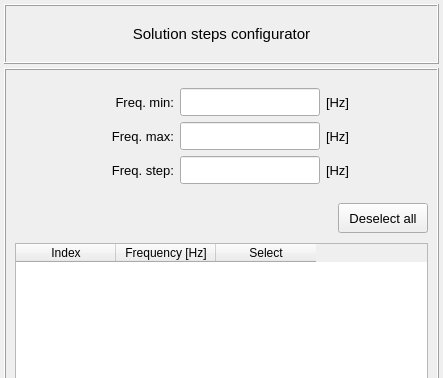
Before: the Qt Designer form vibra/interface/data/ui_files/analysis/user_defined_solution_steps_from_tabular_data_input.ui in MOPT-UFSC/VIBRA, drawn with Qt 5; both pictures show x 0 to 443 and y 0 to 378 of the 443 by 643 pixel window.
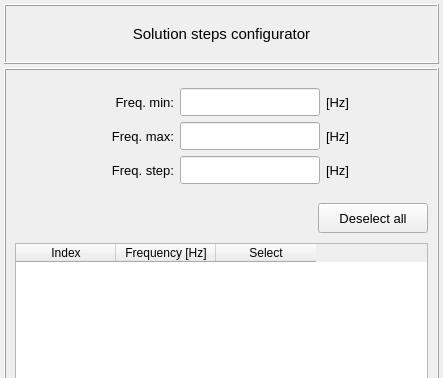
After: the same form once the commit is applied.

Commit message: Add an icon in the select/deselect button

The edit to the form file:
```diff
--- a/vibra/interface/data/ui_files/analysis/user_defined_solution_steps_from_tabular_data_input.ui
+++ b/vibra/interface/data/ui_files/analysis/user_defined_solution_steps_from_tabular_data_input.ui
@@ -381,13 +381,13 @@
           <widget class="QPushButton" name="pushButton_select_unselect_all">
            <property name="minimumSize">
             <size>
-             <width>90</width>
+             <width>110</width>
              <height>30</height>
             </size>
            </property>
            <property name="maximumSize">
             <size>
-             <width>100</width>
+             <width>110</width>
              <height>30</height>
             </size>
            </property>
```
The commit also changes 7 other files.
